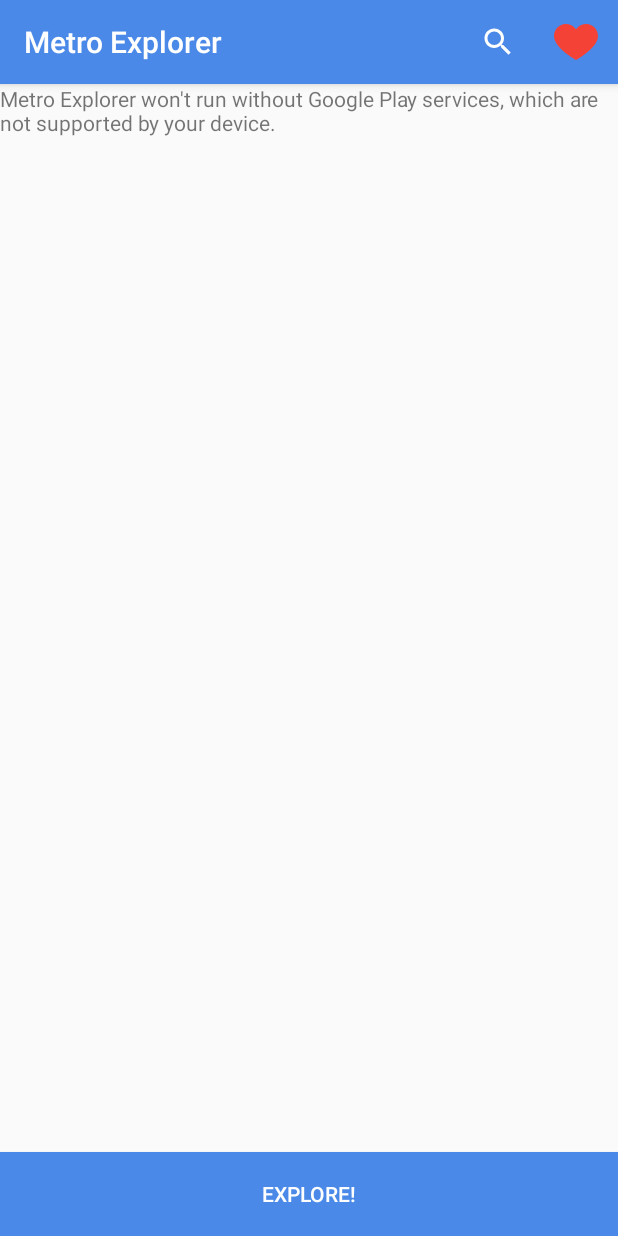
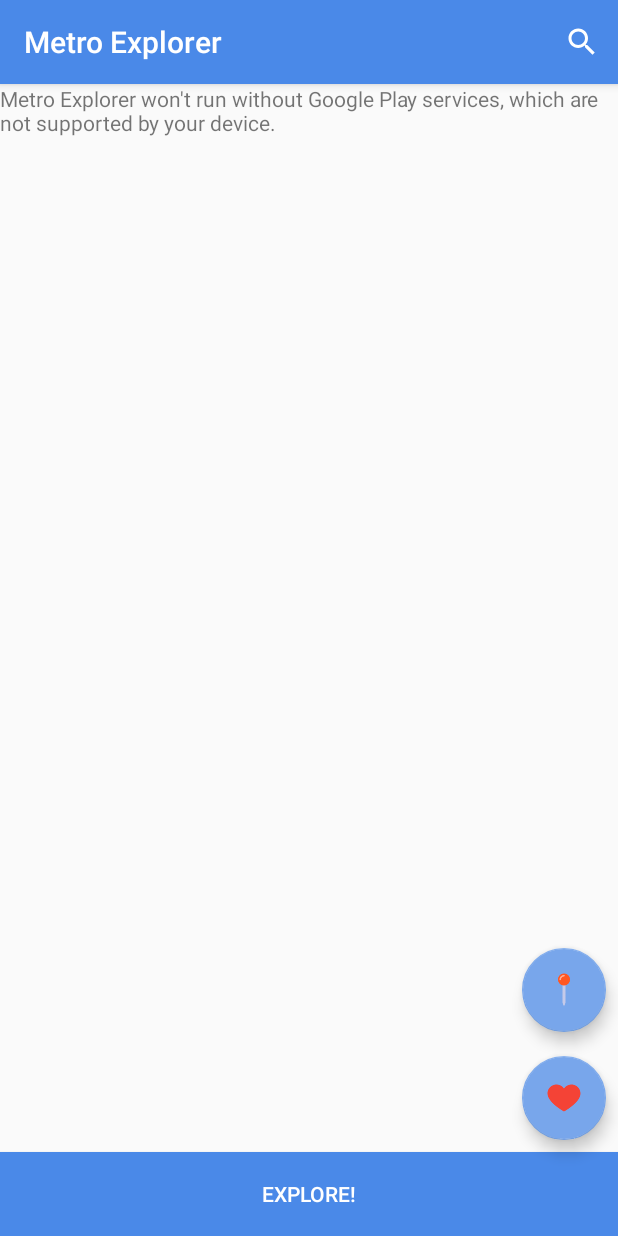
Before and after one commit to MiaXIA/Metro-Explorer, an Android app: the screen it shows after launch (MenuActivity), on a phone screen of 412 x 824 dp. Run offline under Robolectric (Android 15) with nearby library versions, the light colour scheme and no system bars; libraries missing offline, so code that uses them is left out: com.koushikdutta.ion, io.realm, org.jetbrains.anko; pictures from the network do not load; 4 statements that could not run were skipped.

Commit message:
modify the main_menu layout, add floating action button, add button listeners in MenuActivity
//TODO
secondary language support

```diff
--- a/app/build.gradle
+++ b/app/build.gradle
@@ -40,4 +40,5 @@
     compile 'com.koushikdutta.ion:ion:2.+'
     compile 'com.google.code.gson:gson:2.8.1'
     compile "org.jetbrains.anko:anko-commons:0.10.1"
+    compile 'com.android.support:design:26.1.0'
 }
--- a/app/src/main/java/com/marks/metro/yichenzhou/metromarker/activity/MenuActivity.kt
+++ b/app/src/main/java/com/marks/metro/yichenzhou/metromarker/activity/MenuActivity.kt
@@ -12,6 +12,7 @@
 import android.support.v4.content.ContextCompat.startActivity
 import android.util.Log
 import android.view.Menu
+import android.view.MenuItem
 import com.google.android.gms.maps.CameraUpdateFactory
 import com.google.android.gms.maps.GoogleMap
 import com.google.android.gms.maps.OnMapReadyCallback
@@ -61,17 +62,26 @@
         //setup toolbar
         setSupportActionBar(station_filter_toolbar)
 
-        //TODO
-        //favorite_button.setOnClickListener {
-            //favorite button listener
-            //loadFavoriteData()
-        //}
-
         explore_button.setOnClickListener {
             //explore button listener
             exploreMetroStation()
 
         }
+
+        favorite_button.setOnClickListener {
+            //load favorite data and jump to the List UI
+            loadFavoriteData()
+        }
+
+        nearest_button.setOnClickListener {
+            //show the nearest stations' markers
+            showNearestStations()
+        }
+    }
+
+    private fun showNearestStations() {
+        //TODO
+        //show the nearest station markers
     }
 
     private fun loadFavoriteData() {
@@ -86,7 +96,7 @@
         }
     }
 
-    fun exploreMetroStation() {
+    private fun exploreMetroStation() {
         //TODO
         //searchview text filled detect
     }
--- a/app/src/main/res/layout/main_menu.xml
+++ b/app/src/main/res/layout/main_menu.xml
@@ -1,5 +1,6 @@
 <?xml version="1.0" encoding="utf-8"?>
-<LinearLayout xmlns:android="http://schemas.android.com/apk/res/android"
+<LinearLayout
+    xmlns:android="http://schemas.android.com/apk/res/android"
     xmlns:tools="http://schemas.android.com/tools"
     android:layout_width="match_parent"
     android:layout_height="match_parent"
@@ -29,6 +30,30 @@
             android:layout_alignParentStart="true"
         />
 
+        <android.support.design.widget.FloatingActionButton
+            xmlns:app="http://schemas.android.com/apk/res-auto"
+            android:id="@+id/favorite_button"
+            android:src="@drawable/red_heart"
+            android:layout_width="wrap_content"
+            android:layout_height="wrap_content"
+            android:layout_above="@+id/explore_button"
+            android:layout_alignParentEnd="true"
+            android:layout_margin="8dp"
+            app:backgroundTint="@color/colorBlue"
+            />
+
+        <android.support.design.widget.FloatingActionButton
+            xmlns:app="http://schemas.android.com/apk/res-auto"
+            android:id="@+id/nearest_button"
+            android:src="@drawable/ic_pin"
+            android:layout_width="wrap_content"
+            android:layout_height="wrap_content"
+            android:layout_above="@+id/favorite_button"
+            android:layout_alignParentEnd="true"
+            android:layout_margin="8dp"
+            app:backgroundTint="@color/colorBlue"
+            />
+
         <Button
             android:id="@+id/explore_button"
             android:layout_width="match_parent"
--- a/app/src/main/res/menu/stationfilter.xml
+++ b/app/src/main/res/menu/stationfilter.xml
@@ -5,16 +5,9 @@
     <item
         android:id="@+id/station_filter_search"
         android:icon="@drawable/ic_search"
-        app:showAsAction="ifRoom"
+        app:showAsAction="always"
         app:actionViewClass="android.support.v7.widget.SearchView"
         android:title="@string/search"
         />
 
-    <item
-        android:id="@+id/favorite_button"
-        android:title="@string/favorite_icon"
-        android:icon="@drawable/red_heart"
-        app:showAsAction="ifRoom"
-        />
-
 </menu>
```
Also changed, not shown: app/src/main/res/drawable/ic_pin.png (added). Lines whose indentation alone changed are shown as unchanged.
